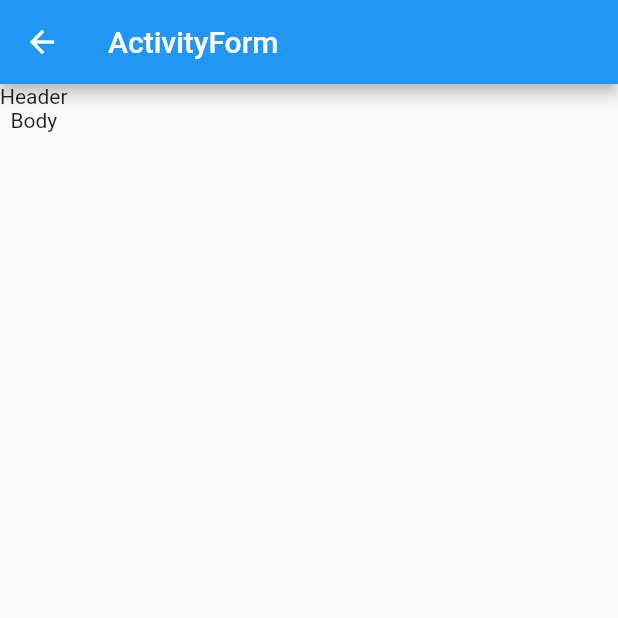
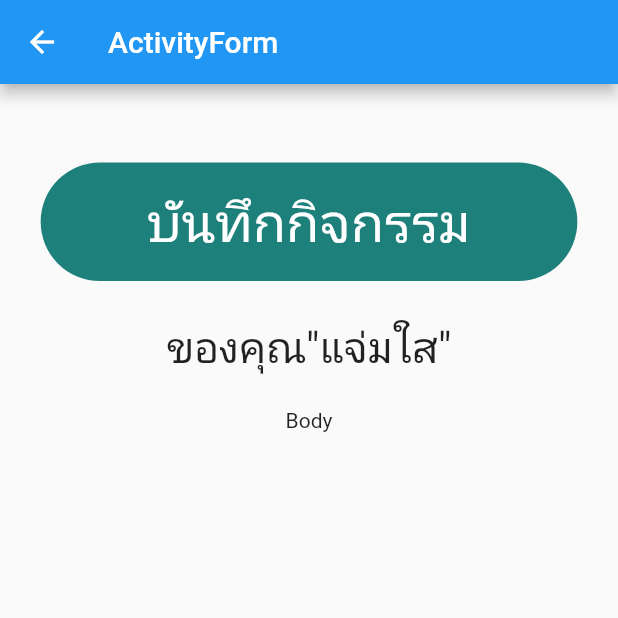
Before and after one commit to AINutritionProject/KinDeeUDee, a Flutter app: the ActivityForm screen opened directly, on a phone screen of 412 x 824 dp, the top half of it. Run offline on Flutter 3.47's test engine with Material 2 defaults, Android fonts, the phone set to English and light mode, and no system bars; our stand-ins replace camera, cloud_firestore, csv, dotted_border, firebase_auth, firebase_core and 4 more; accounts and stored records are empty.

Commit message:
finish header

```diff
--- a/lib/pages/information/activity_form.dart
+++ b/lib/pages/information/activity_form.dart
@@ -17,10 +17,10 @@ class _ActivityFormState extends State<ActivityForm> {
         return SingleChildScrollView(
           child: ConstrainedBox(
             constraints: BoxConstraints(minHeight: constraints.maxHeight),
-            child: Column(
+            child: const Column(
               children: [
-                Text("Header"),
-                Text("Body"),
+                Header(),
+                Body(),
               ],
             ),
           ),
@@ -29,3 +29,65 @@ class _ActivityFormState extends State<ActivityForm> {
     );
   }
 }
+
+class Body extends StatefulWidget {
+  const Body({
+    super.key,
+  });
+
+  @override
+  State<Body> createState() => _BodyState();
+}
+
+class _BodyState extends State<Body> {
+  @override
+  Widget build(BuildContext context) {
+    return Text("Body");
+  }
+}
+
+class Header extends StatelessWidget {
+  const Header({
+    super.key,
+  });
+
+  @override
+  Widget build(BuildContext context) {
+    return Padding(
+      padding: const EdgeInsets.all(8.0),
+      child: SizedBox(
+          height: 200,
+          child: Column(
+            children: [
+              Expanded(
+                  flex: 2,
+                  child: Align(
+                    alignment: Alignment.bottomCenter,
+                    child: Container(
+                      margin: const EdgeInsets.only(bottom: 10),
+                      decoration: BoxDecoration(
+                        color: const Color(0xFF1E807A),
+                        borderRadius: BorderRadius.circular(50),
+                      ),
+                      child: const Padding(
+                        padding:
+                            EdgeInsets.symmetric(vertical: 15, horizontal: 71),
+                        child: Text(
+                          "บันทึกกิจกรรม",
+                          style: TextStyle(color: Colors.white, fontSize: 36),
+                        ),
+                      ),
+                    ),
+                  )),
+              const Expanded(
+                  flex: 1,
+                  child: Center(
+                      child: Text(
+                    "ของคุณ\"แจ่มใส\"",
+                    style: TextStyle(fontSize: 28),
+                  ))),
+            ],
+          )),
+    );
+  }
+}
--- a/lib/pages/information/personal_information.dart
+++ b/lib/pages/information/personal_information.dart
@@ -2,6 +2,7 @@ import 'package:flutter/material.dart';
 import 'package:appfood2/pages/home.dart';
 import 'package:appfood2/widgets/dropdown.dart';
 import 'package:appfood2/db.dart';
+import 'package:appfood2/pages/information/activity_form.dart';
 
 List<String> careers = <String>[
   "------------",
@@ -139,6 +140,9 @@ class _PersonalBodyState extends State<PersonalBody> {
                   onPressed: () {
                     setState(() {
                       name = _nameTextController.text;
+
+                      Navigator.of(context).push(MaterialPageRoute(
+                          builder: (context) => const ActivityForm()));
                     });
                   },
                   child: const Padding(
```
